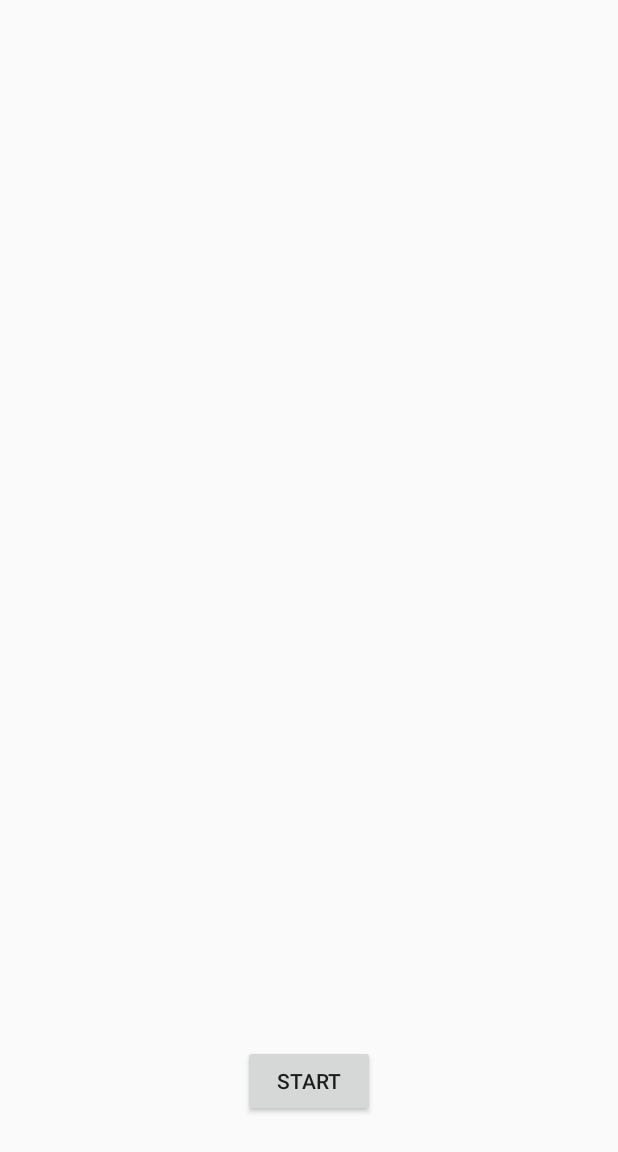
After one commit to eska007/lts, an Android app: the layout activity_intro.xml on its own in the app's theme, with its tools: preview values and no code run, on a phone screen of 412 x 824 dp. The commit adds this screen. Shown: the top 1152 px of the screen. Run offline under Robolectric (Android 15) with nearby library versions, the phone set to English and light mode, and no system bars.

Commit message:
FaceBookSDK version fixed Create Intro activity Handle for 1st startup app status
by evan.kim@kaist.ac.kr

```diff
--- a/app/src/main/AndroidManifest.xml
+++ b/app/src/main/AndroidManifest.xml
@@ -16,6 +16,7 @@
             android:configChanges="keyboard|keyboardHidden|screenLayout|screenSize|orientation"
             android:label="@string/app_name"
             android:theme="@android:style/Theme.Translucent.NoTitleBar" />
+
         <provider
             android:name="com.facebook.FacebookContentProvider"
             android:authorities="com.facebook.app.FacebookContentProvider230110680698620"
@@ -28,7 +29,6 @@
                 <category android:name="android.intent.category.LAUNCHER" />
             </intent-filter>
         </activity>
-
         <activity
             android:name=".ClientActivity"
             android:label="@string/title_activity_client"
@@ -41,6 +41,7 @@
             android:name="com.facebook.sdk.ApplicationId"
             android:value="@string/facebook_app_id" />
 
+        <activity android:name=".Intro"></activity>
     </application>
 
 </manifest>
--- /dev/null
+++ b/app/src/main/res/layout/activity_intro.xml
@@ -0,0 +1,21 @@
+<?xml version="1.0" encoding="utf-8"?>
+<RelativeLayout xmlns:android="http://schemas.android.com/apk/res/android"
+    xmlns:tools="http://schemas.android.com/tools"
+    android:layout_width="match_parent"
+    android:layout_height="match_parent"
+    android:paddingBottom="@dimen/activity_vertical_margin"
+    android:paddingLeft="@dimen/activity_horizontal_margin"
+    android:paddingRight="@dimen/activity_horizontal_margin"
+    android:paddingTop="@dimen/activity_vertical_margin"
+    tools:context="com.kaist.lts.Intro">
+
+    <Button
+        android:id="@+id/start_button"
+        android:layout_width="wrap_content"
+        android:layout_height="wrap_content"
+        android:layout_alignParentBottom="true"
+        android:layout_centerHorizontal="true"
+        android:layout_marginBottom="63dp"
+        android:clickable="true"
+        android:text="Start" />
+</RelativeLayout>
--- a/app/src/main/res/values/strings.xml
+++ b/app/src/main/res/values/strings.xml
@@ -3,4 +3,5 @@
     <string name="facebook_app_id">230110680698620</string>
     <string name="title_activity_client">ClientActivity</string>
     <string name="action_settings">Settings</string>
+    <string name="title_activity_intro">IntroActivity</string>
 </resources>
--- /dev/null
+++ b/settings.gradle
@@ -0,0 +1 @@
+include ':app'
```
Also changed, not shown: app/build.gradle (+7 -5 lines), app/src/main/java/com/kaist/lts/AccessManager.java (+6 -2 lines), app/src/main/java/com/kaist/lts/Intro.java (added, +116 -0 lines), app/src/main/java/com/kaist/lts/MainActivity.java (+24 -6 lines), app/src/main/java/com/kaist/lts/Session.java (added, +15 -0 lines), build.gradle (added, +23 -0 lines), gradle.properties (added, +18 -0 lines), gradle/wrapper/gradle-wrapper.properties (added), 5 other files.
